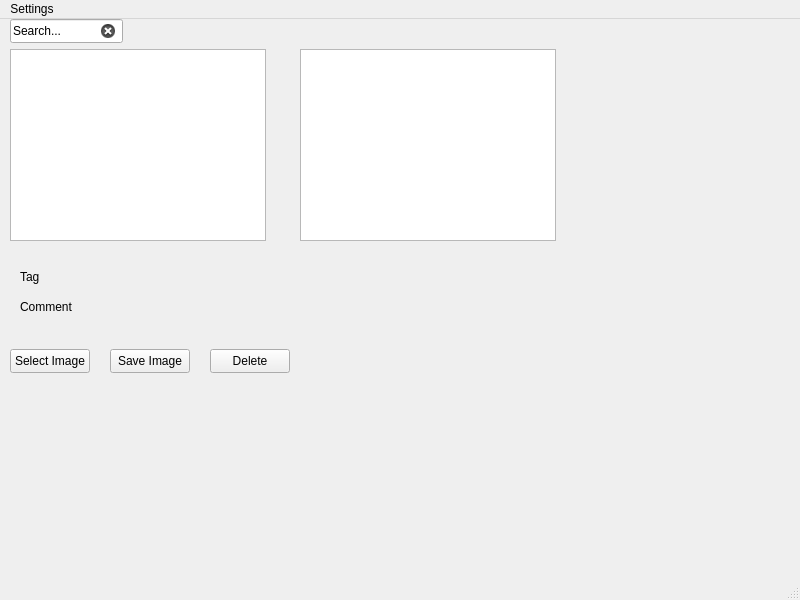
The window that mainwindow.ui (RaczNikoletta/QTImage) describes before a commit, drawn with Qt 5.
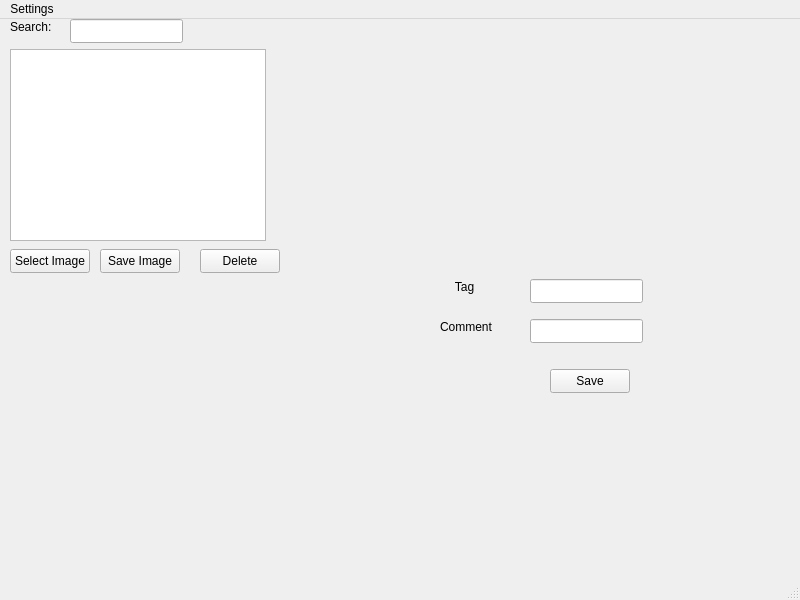
The same window after the commit.

Commit message: Full database storage, task 6 done

What changed in the file:
```diff
--- a/mainwindow.ui
+++ b/mainwindow.ui
@@ -25,7 +25,7 @@
     <property name="geometry">
      <rect>
       <x>10</x>
-      <y>330</y>
+      <y>230</y>
       <width>80</width>
       <height>24</height>
      </rect>
@@ -37,8 +37,8 @@
    <widget class="QLabel" name="picturelabel">
     <property name="geometry">
      <rect>
-      <x>10</x>
-      <y>130</y>
+      <x>310</x>
+      <y>30</y>
       <width>351</width>
       <height>181</height>
      </rect>
@@ -50,8 +50,8 @@
    <widget class="QPushButton" name="pushButton">
     <property name="geometry">
      <rect>
-      <x>110</x>
-      <y>330</y>
+      <x>100</x>
+      <y>230</y>
       <width>80</width>
       <height>24</height>
      </rect>
@@ -63,8 +63,8 @@
    <widget class="QPushButton" name="deleteButton">
     <property name="geometry">
      <rect>
-      <x>210</x>
-      <y>330</y>
+      <x>200</x>
+      <y>230</y>
       <width>80</width>
       <height>24</height>
      </rect>
@@ -76,7 +76,7 @@
    <widget class="QLineEdit" name="lineEdit">
     <property name="geometry">
      <rect>
-      <x>10</x>
+      <x>70</x>
       <y>0</y>
       <width>113</width>
       <height>24</height>
@@ -86,7 +86,7 @@
      <string/>
     </property>
     <property name="text">
-     <string>Search...</string>
+     <string/>
     </property>
     <property name="echoMode">
      <enum>QLineEdit::Normal</enum>
@@ -105,21 +105,11 @@
      </rect>
     </property>
    </widget>
-   <widget class="QListWidget" name="listWidget">
-    <property name="geometry">
-     <rect>
-      <x>300</x>
-      <y>30</y>
-      <width>256</width>
-      <height>192</height>
-     </rect>
-    </property>
-   </widget>
    <widget class="QLabel" name="label">
     <property name="geometry">
      <rect>
-      <x>20</x>
-      <y>250</y>
+      <x>440</x>
+      <y>260</y>
       <width>49</width>
       <height>16</height>
      </rect>
@@ -127,12 +117,15 @@
     <property name="text">
      <string>Tag</string>
     </property>
+    <property name="alignment">
+     <set>Qt::AlignCenter</set>
+    </property>
    </widget>
    <widget class="QLabel" name="label_2">
     <property name="geometry">
      <rect>
-      <x>20</x>
-      <y>280</y>
+      <x>440</x>
+      <y>300</y>
       <width>61</width>
       <height>16</height>
      </rect>
@@ -141,30 +134,53 @@
      <string>Comment</string>
     </property>
    </widget>
-   <widget class="QLabel" name="tagLabel">
+   <widget class="QLineEdit" name="tagLabel">
     <property name="geometry">
      <rect>
-      <x>100</x>
-      <y>250</y>
-      <width>49</width>
-      <height>16</height>
+      <x>530</x>
+      <y>260</y>
+      <width>113</width>
+      <height>24</height>
      </rect>
     </property>
+   </widget>
+   <widget class="QLineEdit" name="commentLabel">
+    <property name="geometry">
+     <rect>
+      <x>530</x>
+      <y>300</y>
+      <width>113</width>
+      <height>24</height>
+     </rect>
+    </property>
+   </widget>
+   <widget class="QPushButton" name="pushButton_2">
+    <property name="geometry">
+     <rect>
+      <x>550</x>
+      <y>350</y>
+      <width>80</width>
+      <height>24</height>
+     </rect>
+    </property>
     <property name="text">
-     <string/>
+     <string>Save</string>
     </property>
    </widget>
-   <widget class="QLabel" name="commentLabel">
+   <widget class="QLabel" name="label_3">
     <property name="geometry">
      <rect>
-      <x>100</x>
-      <y>280</y>
+      <x>10</x>
+      <y>0</y>
       <width>49</width>
       <height>16</height>
      </rect>
     </property>
+    <property name="frameShadow">
+     <enum>QFrame::Plain</enum>
+    </property>
     <property name="text">
-     <string/>
+     <string>Search:</string>
     </property>
    </widget>
   </widget>
```
The commit also changes 2 other files.
